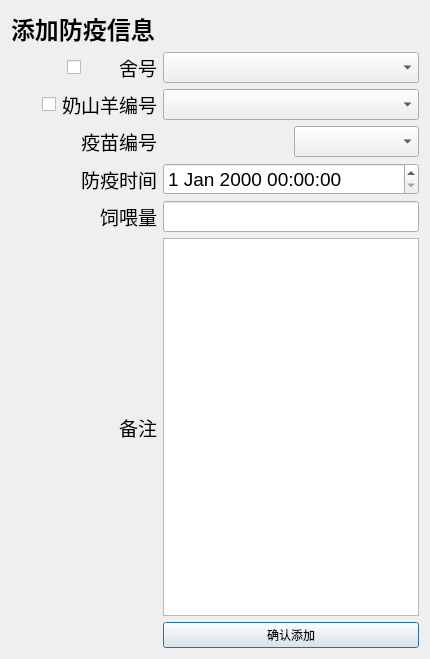
po-ppy/NewGoat, file Goat/adddatadialog.ui: the form before one commit.
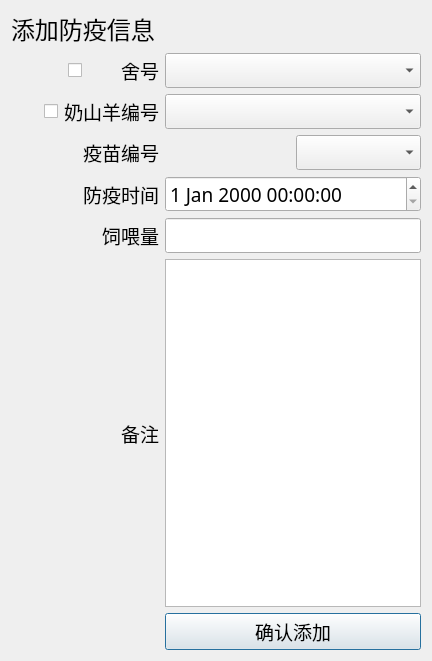
The form after the commit.

What changed in the file:
```diff
--- a/Goat/adddatadialog.ui
+++ b/Goat/adddatadialog.ui
@@ -6,10 +6,16 @@
    <rect>
     <x>0</x>
     <y>0</y>
-    <width>430</width>
-    <height>659</height>
+    <width>432</width>
+    <height>661</height>
    </rect>
   </property>
+  <property name="font">
+   <font>
+    <family>微软雅黑</family>
+    <pointsize>14</pointsize>
+   </font>
+  </property>
   <property name="windowTitle">
    <string>添加</string>
   </property>
@@ -20,6 +26,7 @@
       <widget class="QLabel" name="remarkLabel">
        <property name="font">
         <font>
+         <family>微软雅黑</family>
          <pointsize>14</pointsize>
         </font>
        </property>
@@ -35,6 +42,7 @@
       <widget class="QDateTimeEdit" name="dateTimeEdit">
        <property name="font">
         <font>
+         <family>微软雅黑</family>
          <pointsize>14</pointsize>
         </font>
        </property>
@@ -44,6 +52,7 @@
       <widget class="QComboBox" name="goatIdComboBox">
        <property name="font">
         <font>
+         <family>微软雅黑</family>
          <pointsize>14</pointsize>
         </font>
        </property>
@@ -74,6 +83,7 @@
       <widget class="QLabel" name="dateTimeLabel">
        <property name="font">
         <font>
+         <family>微软雅黑</family>
          <pointsize>14</pointsize>
         </font>
        </property>
@@ -89,6 +99,12 @@
       <layout class="QHBoxLayout" name="horizontalLayout_2">
        <item>
         <widget class="QCheckBox" name="goatIdCheckBox">
+         <property name="font">
+          <font>
+           <family>微软雅黑</family>
+           <pointsize>14</pointsize>
+          </font>
+         </property>
          <property name="layoutDirection">
           <enum>Qt::RightToLeft</enum>
          </property>
@@ -101,6 +117,7 @@
         <widget class="QLabel" name="goatIdLabel">
          <property name="font">
           <font>
+           <family>微软雅黑</family>
            <pointsize>14</pointsize>
           </font>
          </property>
@@ -118,6 +135,7 @@
       <widget class="QLabel" name="infoIdLabel">
        <property name="font">
         <font>
+         <family>微软雅黑</family>
          <pointsize>14</pointsize>
         </font>
        </property>
@@ -133,6 +151,7 @@
       <widget class="QComboBox" name="infoNameComboBox">
        <property name="font">
         <font>
+         <family>微软雅黑</family>
          <pointsize>14</pointsize>
         </font>
        </property>
@@ -142,10 +161,11 @@
       <widget class="QLabel" name="titleLabel">
        <property name="font">
         <font>
+         <family>黑体</family>
          <pointsize>18</pointsize>
-         <weight>75</weight>
+         <weight>50</weight>
          <italic>false</italic>
-         <bold>true</bold>
+         <bold>false</bold>
         </font>
        </property>
        <property name="text">
@@ -157,6 +177,7 @@
       <widget class="QComboBox" name="houseIdComboBox">
        <property name="font">
         <font>
+         <family>微软雅黑</family>
          <pointsize>14</pointsize>
         </font>
        </property>
@@ -166,6 +187,11 @@
       <layout class="QHBoxLayout" name="horizontalLayout">
        <item>
         <widget class="QCheckBox" name="houseIdCheckBox">
+         <property name="font">
+          <font>
+           <family>微软雅黑</family>
+          </font>
+         </property>
          <property name="layoutDirection">
           <enum>Qt::RightToLeft</enum>
          </property>
@@ -178,6 +204,7 @@
         <widget class="QLabel" name="houseIdLabel">
          <property name="font">
           <font>
+           <family>微软雅黑</family>
            <pointsize>14</pointsize>
           </font>
          </property>
@@ -195,6 +222,7 @@
       <widget class="QTextEdit" name="remarkTextEdit">
        <property name="font">
         <font>
+         <family>微软雅黑</family>
          <pointsize>14</pointsize>
         </font>
        </property>
@@ -204,6 +232,7 @@
       <widget class="QLabel" name="levelLabel">
        <property name="font">
         <font>
+         <family>微软雅黑</family>
          <pointsize>14</pointsize>
         </font>
        </property>
@@ -217,6 +246,12 @@
      </item>
      <item row="7" column="2" colspan="2">
       <widget class="QPushButton" name="pushButton">
+       <property name="font">
+        <font>
+         <family>微软雅黑</family>
+         <pointsize>14</pointsize>
+        </font>
+       </property>
        <property name="text">
         <string>确认添加</string>
        </property>
```
